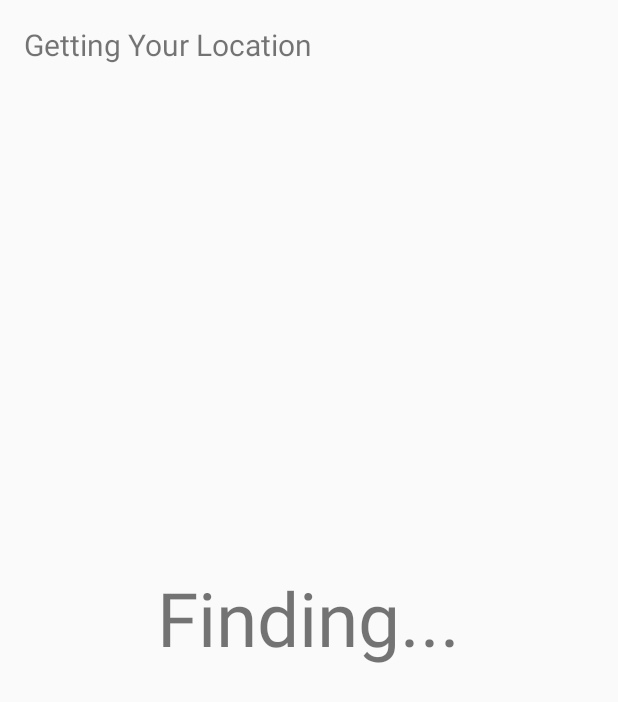
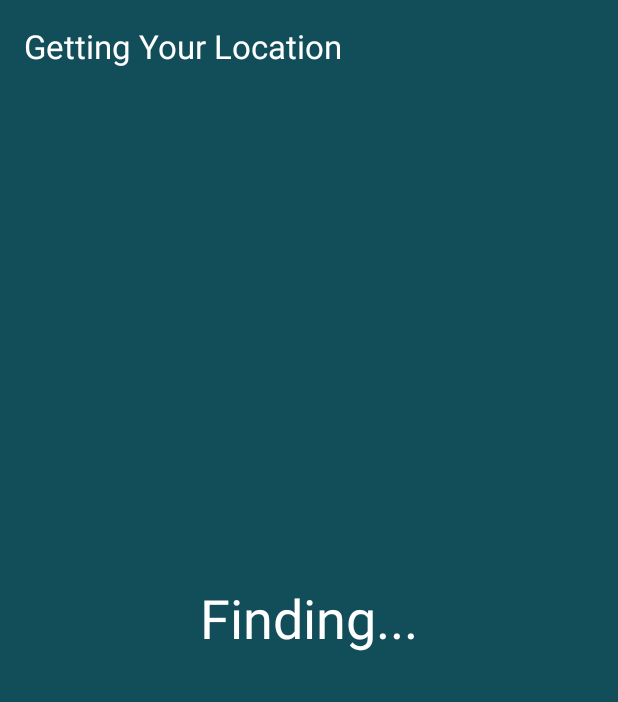
Before and after one commit to pelshen/TearfundDisasterResponse, an Android app: the LocationActivity screen opened directly, with no data from a screen before it, on a phone screen of 412 x 824 dp. Shown: the top 702 px of the screen. Run offline under Robolectric (Android 15) with nearby library versions, the phone set to English and light mode, and no system bars; 5 statements that could not run were skipped.

Commit message:
Styles updated

```diff
--- a/app/src/main/AndroidManifest.xml
+++ b/app/src/main/AndroidManifest.xml
@@ -17,9 +17,7 @@
 
         <uses-permission android:name="android.permission.WRITE_EXTERNAL_STORAGE" />
 
-        <activity
-            android:name=".photobyintent.PhotoIntentActivity"
-            android:label="@string/app_name" >
+        <activity android:name=".photobyintent.PhotoIntentActivity">
             <intent-filter>
                 <action android:name="android.intent.action.MAIN" />
 
--- a/app/src/main/res/layout/activity_location.xml
+++ b/app/src/main/res/layout/activity_location.xml
@@ -4,7 +4,8 @@
     android:layout_height="match_parent" android:paddingLeft="@dimen/activity_horizontal_margin"
     android:paddingRight="@dimen/activity_horizontal_margin"
     android:paddingTop="@dimen/activity_vertical_margin"
-    android:paddingBottom="@dimen/activity_vertical_margin" tools:context=".LocationActivity">
+    android:paddingBottom="@dimen/activity_vertical_margin" tools:context=".LocationActivity"
+    android:background="@color/mainBackground">
 
 
 
@@ -16,14 +17,14 @@
         android:layout_alignParentTop="true"
         android:layout_alignParentLeft="true"
         android:layout_alignParentStart="true"
-        android:textSize="20sp" />
+        style="@style/Text.Secondary" />
 
 
     <TextView android:text="Finding..." android:layout_width="wrap_content"
         android:layout_height="wrap_content"
-        android:textSize="50sp"
         android:id="@+id/locationState"
         android:layout_centerVertical="true"
-        android:layout_centerHorizontal="true" />
+        android:layout_centerHorizontal="true"
+        style="@style/Text.Primary" />
 
 </RelativeLayout>
--- a/app/src/main/res/layout/activity_questions.xml
+++ b/app/src/main/res/layout/activity_questions.xml
@@ -19,7 +19,7 @@
         android:layout_alignParentRight="true"
         android:layout_alignParentEnd="true"
         android:gravity="center"
-        android:textSize="40sp" />
+        style="@style/Text.Primary" />
 
     <ListView
         android:layout_width="wrap_content"
--- a/app/src/main/res/layout/answer_list_item.xml
+++ b/app/src/main/res/layout/answer_list_item.xml
@@ -2,4 +2,5 @@
 <TextView xmlns:android="http://schemas.android.com/apk/res/android"
     android:layout_width="fill_parent"
     android:layout_height="fill_parent"
-    android:padding="10dp" />
+    android:padding="10dp"
+    android:textAppearance="@style/Text.Secondary" />
--- a/app/src/main/res/layout/content_location.xml
+++ b/app/src/main/res/layout/content_location.xml
@@ -1,7 +1,8 @@
 <?xml version="1.0" encoding="utf-8"?>
 <RelativeLayout xmlns:android="http://schemas.android.com/apk/res/android"
     xmlns:tools="http://schemas.android.com/tools"
-    xmlns:app="http://schemas.android.com/apk/res-auto" android:layout_width="match_parent"
+    xmlns:app="http://schemas.android.com/apk/res-auto"
+    android:layout_width="match_parent"
     android:layout_height="match_parent" android:paddingLeft="@dimen/activity_horizontal_margin"
     android:paddingRight="@dimen/activity_horizontal_margin"
     android:paddingTop="@dimen/activity_vertical_margin"
--- /dev/null
+++ b/app/src/main/res/values/color.xml
@@ -0,0 +1,7 @@
+<resources>
+    <color name="primary">#124D5A</color>
+    <color name="secondary">#FFFFFF</color>
+    <color name="tertiary">#FFDC00</color>
+
+    <color name="mainBackground">@color/primary</color>
+</resources>
--- a/app/src/main/res/values/strings.xml
+++ b/app/src/main/res/values/strings.xml
@@ -16,5 +16,6 @@
     <string name="final_page_title">Questions Complete!</string>
     <string name="sending_data">Sending data...</string>
     <string name="sending_complete">Sending Complete</string>
-    <string name="go_to_start">Start Again</string>
+    <string name="go_to_start">Start Over</string>
+    <string name="starting_question">Choose a category to begin logging your report</string>
 </resources>
--- a/app/src/main/res/values/styles.xml
+++ b/app/src/main/res/values/styles.xml
@@ -1,14 +1,23 @@
 <resources>
+    <style name="AppTheme" parent="Theme.AppCompat.Light.NoActionBar">
+        <item name="android:background" >@color/mainBackground</item>
+        <item name="android:colorBackground">@color/mainBackground</item>
+    </style>
 
-    <!-- Base application theme. -->
-    <style name="AppTheme" parent="Theme.AppCompat.Light.DarkActionBar">
-        <!-- Customize your theme here. -->
+    <style name="Text.Primary" parent="ThemeOverlay.AppCompat.Light" >
+        <item name="android:textSize" >36sp</item>
+        <item name="android:textColor">@color/secondary</item>
     </style>
-    <style name="AppTheme.NoActionBar">
-        <item name="windowActionBar">false</item>
-        <item name="windowNoTitle">true</item>
+
+    <style name="Text.Secondary" parent="ThemeOverlay.AppCompat.Light" >
+        <item name="android:textSize" >22sp</item>
+        <item name="android:textColor">@color/secondary</item>
     </style>
-    <style name="AppTheme.AppBarOverlay" parent="ThemeOverlay.AppCompat.Dark.ActionBar" />
-    <style name="AppTheme.PopupOverlay" parent="ThemeOverlay.AppCompat.Light" />
+
+    <style name="Text.Button" parent="">
+        <item name="android:textSize">22sp</item>
+        <item name="android:textColor">@color/primary</item>
+        <item name="android:background">@color/tertiary</item>
+    </style>
 
 </resources>
```
Also changed, not shown: app/src/main/java/hackathon/london/tearfunddisasterresponse/LocationActivity.java (+10 -2 lines), app/src/main/java/hackathon/london/tearfunddisasterresponse/photobyintent/PhotoIntentActivity.java (+6 -7 lines), app/src/main/res/layout/activity_final_page.xml (+9 -5 lines), app/src/main/res/layout/main.xml (+82 -57 lines).
